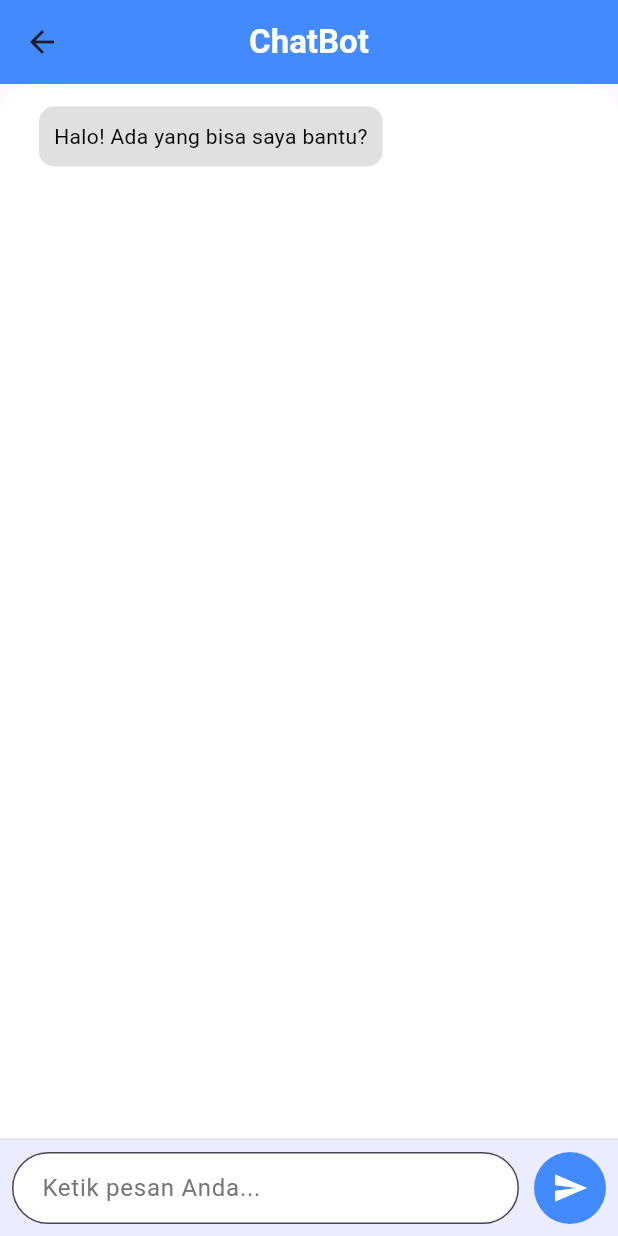
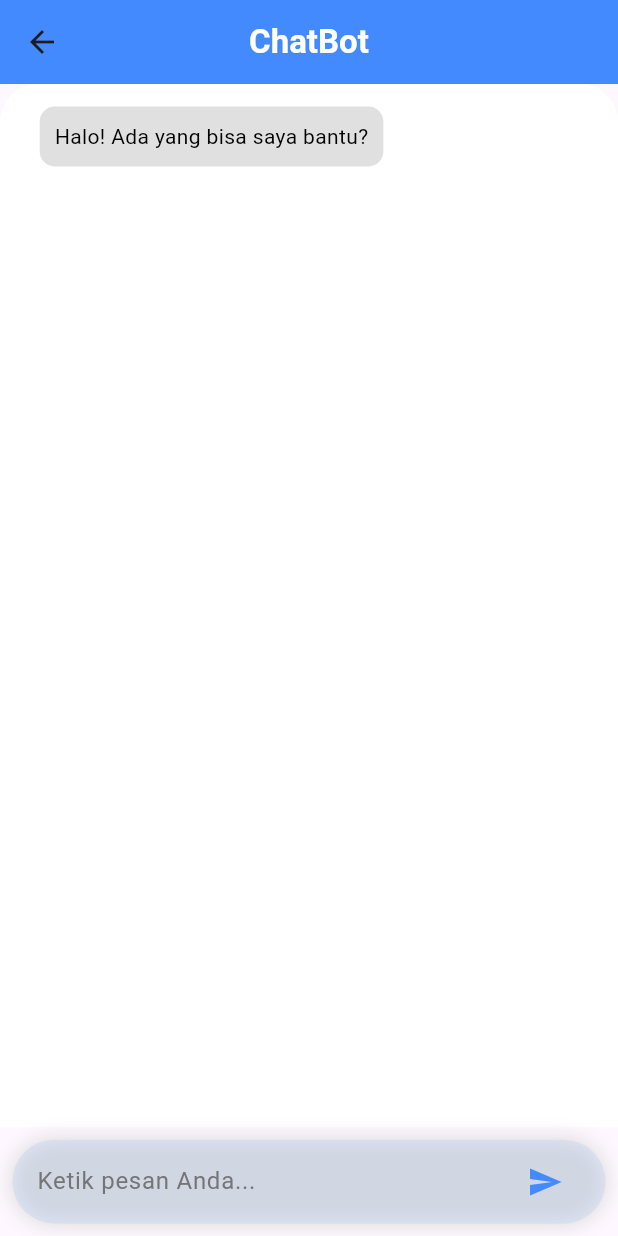
Before and after one commit to vikarmaulanaarrisyad/flutter_face_skin_detection_app, a Flutter app: the ChatBotScreen screen opened directly, on a phone screen of 412 x 824 dp. Run offline on Flutter 3.47's test engine with Material 3 defaults, Android fonts, the light colour scheme and no system bars; our stand-ins replace bloc, flutter_bloc, image_picker.

Commit message:
responsive ui

```diff
--- a/lib/screens/chatbot_screen.dart
+++ b/lib/screens/chatbot_screen.dart
@@ -32,7 +32,8 @@ class _ChatBotScreenState extends State<ChatBotScreen> {
     setState(() {
       _messages.add({'sender': 'user', 'text': text});
       final botResponse = _chatbotService.getResponse(text);
-      _messages.add({'sender': 'bot', 'text': botResponse});
+      _addBotMessage(botResponse,
+          typingAnimation: true); // Menambahkan animasi pada balasan bot
     });
 
     _controller.clear();
@@ -60,6 +61,9 @@ class _ChatBotScreenState extends State<ChatBotScreen> {
 
   @override
   Widget build(BuildContext context) {
+    // Mendapatkan ukuran layar untuk responsivitas
+    final screenWidth = MediaQuery.of(context).size.width;
+
     return Scaffold(
       appBar: AppBar(
         elevation: 0,
@@ -80,13 +84,14 @@ class _ChatBotScreenState extends State<ChatBotScreen> {
               decoration: const BoxDecoration(
                 color: Colors.white,
                 borderRadius: BorderRadius.only(
-                  topLeft: Radius.circular(20),
-                  topRight: Radius.circular(20),
+                  topLeft: Radius.circular(25),
+                  topRight: Radius.circular(25),
                 ),
               ),
               child: ListView.builder(
-                padding:
-                    const EdgeInsets.symmetric(vertical: 10, horizontal: 16),
+                padding: EdgeInsets.symmetric(
+                    vertical: 10,
+                    horizontal: screenWidth * 0.04), // Responsif padding
                 itemCount: _messages.length,
                 itemBuilder: (context, index) {
                   final message = _messages[index];
@@ -99,48 +104,47 @@ class _ChatBotScreenState extends State<ChatBotScreen> {
               ),
             ),
           ),
-          Container(
+          Padding(
+            padding: EdgeInsets.all(screenWidth * 0.02), // Responsif padding
+            child: Container(
               decoration: BoxDecoration(
                 color: Colors.blueAccent.withOpacity(0.1),
-              border: Border(
-                top: BorderSide(color: Colors.grey.shade300),
+                borderRadius: BorderRadius.circular(30),
+                boxShadow: [
+                  BoxShadow(
+                    color: Colors.grey.shade300,
+                    blurRadius: 10,
+                    spreadRadius: 2,
                   ),
+                ],
               ),
-            padding: const EdgeInsets.all(8.0),
               child: Row(
                 children: [
                   Expanded(
+                    child: Padding(
+                      padding: EdgeInsets.symmetric(
+                          horizontal: screenWidth * 0.04), // Responsif padding
                       child: TextField(
                         controller: _controller,
+                        textInputAction: TextInputAction.send,
+                        onSubmitted: (text) => _sendMessage(text),
                         decoration: InputDecoration(
-                      contentPadding: const EdgeInsets.symmetric(
-                          horizontal: 16, vertical: 8),
-                      border: OutlineInputBorder(
-                        borderRadius: BorderRadius.circular(30),
-                      ),
-                      filled: true,
-                      fillColor: Colors.white,
+                          contentPadding:
+                              const EdgeInsets.symmetric(vertical: 16.0),
                           hintText: 'Ketik pesan Anda...',
                           hintStyle: TextStyle(color: Colors.grey.shade600),
+                          border: InputBorder.none,
+                          suffixIcon: IconButton(
+                            icon: const Icon(Icons.send),
+                            color: Colors.blueAccent,
+                            onPressed: () => _sendMessage(_controller.text),
                           ),
                         ),
-                ),
-                const SizedBox(width: 10),
-                GestureDetector(
-                  onTap: () => _sendMessage(_controller.text),
-                  child: Container(
-                    padding: const EdgeInsets.all(12),
-                    decoration: const BoxDecoration(
-                      shape: BoxShape.circle,
-                      color: Colors.blueAccent,
-                    ),
-                    child: const Icon(
-                      Icons.send,
-                      color: Colors.white,
                       ),
                     ),
                   ),
                 ],
+              ),
             ),
           ),
         ],
```
Lines whose indentation alone changed are shown as unchanged.
